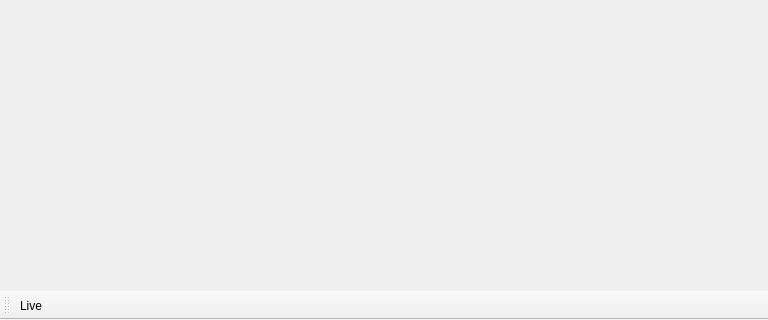
wdznak/SEGUIApp, file SEGUIApp/Resources/QtUi/SEGUIApp.ui: the form before one commit; both pictures show x 0 to 768 and y 704 to 1024 of the 768 by 1024 pixel window.
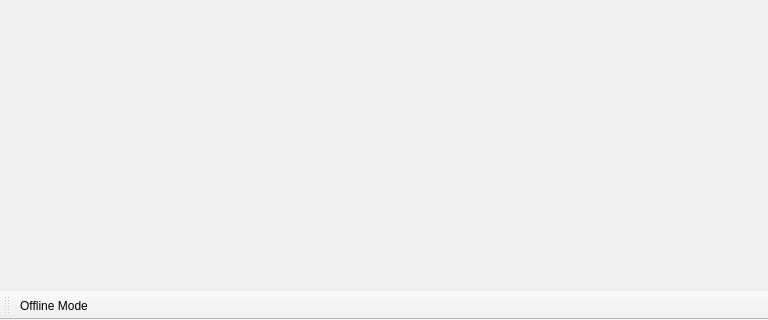
The form after the commit.

Diff of the .ui file:
```diff
--- a/SEGUIApp/Resources/QtUi/SEGUIApp.ui
+++ b/SEGUIApp/Resources/QtUi/SEGUIApp.ui
@@ -112,7 +112,7 @@
   </action>
   <action name="actionMode">
    <property name="text">
-    <string>Live</string>
+    <string>Offline Mode</string>
    </property>
   </action>
   <action name="actionOrder_Book">
```
